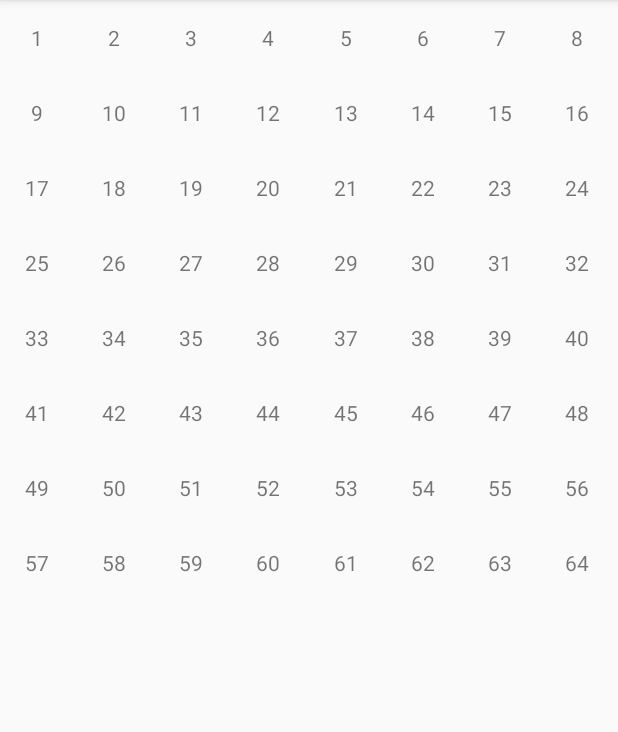
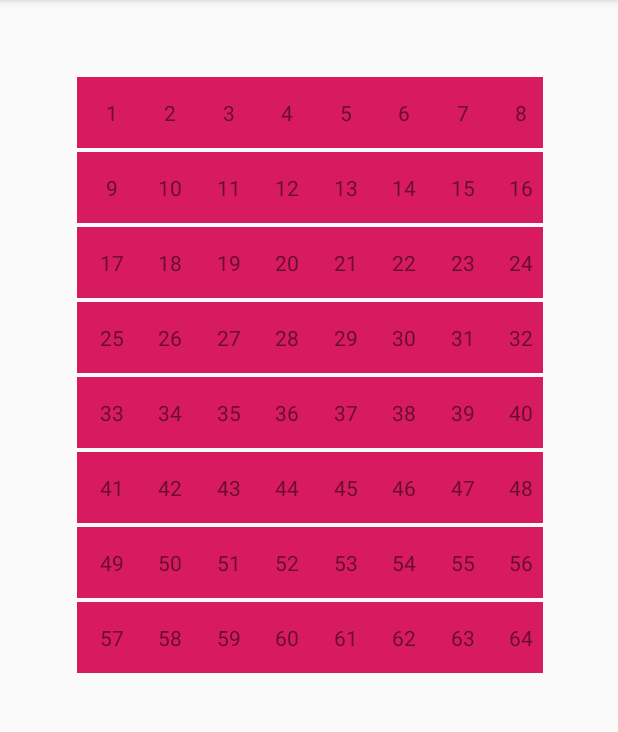
Before and after one commit to ColinAChen/cylinderChess, an Android app: the DisplayBoard screen opened directly, with no data from a screen before it, on a phone screen of 412 x 824 dp, the part 84-816 px from its top. Run offline under Robolectric (Android 15) with nearby library versions, the phone set to English and light mode, and no system bars.

Commit message:
making square board

```diff
--- a/app/src/main/res/layout/activity_display_board.xml
+++ b/app/src/main/res/layout/activity_display_board.xml
@@ -8,9 +8,12 @@
 
     <android.support.v7.widget.RecyclerView
         android:id="@+id/rvNumbers"
-        android:layout_width="match_parent"
-        android:layout_height="match_parent"
+        android:layout_width="wrap_content"
+        android:layout_height="wrap_content"
         android:layout_alignParentTop="true"
-        android:layout_marginTop="0dp" />
+        android:layout_marginTop="50dp"
+        android:layout_marginRight="50dp"
+        android:layout_marginLeft="50dp"
+        android:layout_marginBottom="50dp"/>
 
 </RelativeLayout>
--- a/app/src/main/res/layout/recyclerview_item.xml
+++ b/app/src/main/res/layout/recyclerview_item.xml
@@ -2,7 +2,7 @@
 <LinearLayout
     xmlns:android="http://schemas.android.com/apk/res/android"
     android:orientation="horizontal"
-    android:padding="5dp"
+    android:padding="1dp"
     android:layout_width="50dp"
     android:layout_height="50dp"
     >
@@ -11,7 +11,7 @@
         android:id="@+id/info_text"
         android:layout_width="match_parent"
         android:layout_height="match_parent"
-        android:gravity="center"/>
-<!--        android:background="@color/colorAccent"-->
+        android:gravity="center"
+       android:background="@color/colorAccent"/>
 
 </LinearLayout>
```
